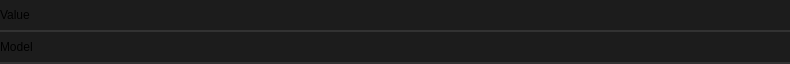
This is src/editors/smartprop_editor/variables/material_group.ui in dertwist/Hammer5Tools as Qt 5 draws it before an edit. The edited form follows.
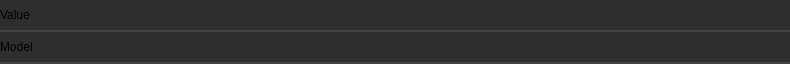
This is the edited form.

Diff of the .ui file:
```diff
--- a/src/editors/smartprop_editor/variables/material_group.ui
+++ b/src/editors/smartprop_editor/variables/material_group.ui
@@ -33,18 +33,18 @@
     border-left: 0px;
     border-right: 0px;
 	border-top: 0px;
-    border-color: rgba(50, 50, 50, 255);
+    border-color: rgba(66, 66, 66, 255);
     padding: 8px;
     padding-left: 6px;
     padding-right: 6px;
-    color: #E3E3E3;
-    background-color: #1C1C1C;
+    color: #e5e5e5;
+    background-color: #2e2e2e;
 }
 
 .QWidget::hover {
 }
 .QWidget::selected {
-    background-color: #414956;
+    background-color: #515965;
 }</string>
   </property>
   <layout class="QVBoxLayout" name="verticalLayout">
@@ -79,15 +79,15 @@
     border-left: 0px;
     border-right: 0px;
 	border-top: 0px;
-    border-color: rgba(50, 50, 50, 255);
-    color: #E3E3E3;
-    background-color: #1C1C1C;
+    border-color: rgba(66, 66, 66, 255);
+    color: #e5e5e5;
+    background-color: #2e2e2e;
 }
 
 .QFrame::hover {
 }
 .QFrame::selected {
-    background-color: #414956;
+    background-color: #515965;
 }</string>
      </property>
      <property name="frameShape">
@@ -133,12 +133,12 @@
        <widget class="QLineEdit" name="value">
         <property name="styleSheet">
          <string notr="true">QLineEdit {
-    border: 0px solid #CCCCCC;
-    border-color: rgba(80, 80, 80, 255);
+    border: 0px solid #d0d0d0;
+    border-color: rgba(94, 94, 94, 255);
     border-radius: 2px;
     padding: 2px;
-    color: #E3E3E3;
-background-color: #1C1C1C;
+    color: #e5e5e5;
+background-color: #2e2e2e;
 
 }
 </string>
@@ -164,15 +164,15 @@
     border-left: 0px;
     border-right: 0px;
 	border-top: 0px;
-    border-color: rgba(50, 50, 50, 255);
-    color: #E3E3E3;
-    background-color: #1C1C1C;
+    border-color: rgba(66, 66, 66, 255);
+    color: #e5e5e5;
+    background-color: #2e2e2e;
 }
 
 .QFrame::hover {
 }
 .QFrame::selected {
-    background-color: #414956;
+    background-color: #515965;
 }</string>
      </property>
      <property name="frameShape">
@@ -218,12 +218,12 @@
        <widget class="QLineEdit" name="model">
         <property name="styleSheet">
          <string notr="true">QLineEdit {
-    border: 0px solid #CCCCCC;
-    border-color: rgba(80, 80, 80, 255);
+    border: 0px solid #d0d0d0;
+    border-color: rgba(94, 94, 94, 255);
     border-radius: 2px;
     padding: 2px;
-    color: #E3E3E3;
-background-color: #1C1C1C;
+    color: #e5e5e5;
+background-color: #2e2e2e;
 
 }
 </string>
```
